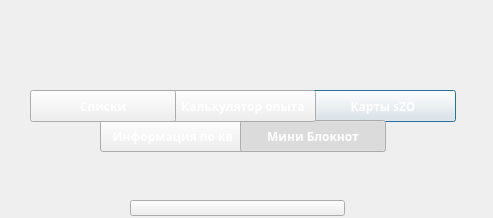
Before: the Qt Designer form InfoCO/infoco.ui in frostzhenya/InfoCO, drawn with Qt 5.
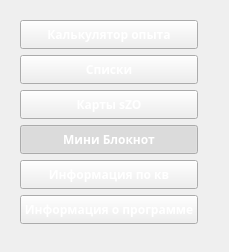
After: the same form once the commit is applied. Icons and pictures are not drawn.

Patch:
```diff
--- a/InfoCO/infoco.ui
+++ b/InfoCO/infoco.ui
@@ -5,24 +5,33 @@
   <property name="windowModality">
    <enum>Qt::NonModal</enum>
   </property>
+  <property name="enabled">
+   <bool>true</bool>
+  </property>
   <property name="geometry">
    <rect>
     <x>0</x>
     <y>0</y>
-    <width>493</width>
-    <height>218</height>
+    <width>229</width>
+    <height>252</height>
    </rect>
   </property>
+  <property name="sizePolicy">
+   <sizepolicy hsizetype="Preferred" vsizetype="Preferred">
+    <horstretch>0</horstretch>
+    <verstretch>0</verstretch>
+   </sizepolicy>
+  </property>
   <property name="minimumSize">
    <size>
-    <width>1</width>
-    <height>1</height>
+    <width>229</width>
+    <height>252</height>
    </size>
   </property>
   <property name="maximumSize">
    <size>
-    <width>500</width>
-    <height>218</height>
+    <width>229</width>
+    <height>252</height>
    </size>
   </property>
   <property name="palette">
@@ -48,14 +57,276 @@
   <property name="styleSheet">
    <string notr="true">background-image: url(:/img/texture/main_small.png);</string>
   </property>
+  <property name="modal">
+   <bool>true</bool>
+  </property>
+  <widget class="QPushButton" name="ButtonEditQuest">
+   <property name="geometry">
+    <rect>
+     <x>0</x>
+     <y>0</y>
+     <width>1</width>
+     <height>1</height>
+    </rect>
+   </property>
+   <property name="minimumSize">
+    <size>
+     <width>1</width>
+     <height>1</height>
+    </size>
+   </property>
+   <property name="maximumSize">
+    <size>
+     <width>1</width>
+     <height>1</height>
+    </size>
+   </property>
+   <property name="styleSheet">
+    <string notr="true">background-image: url(:/img/texture/texture.png);
+border-image: url(:/img/texture/texture.png);</string>
+   </property>
+   <property name="text">
+    <string/>
+   </property>
+   <property name="shortcut">
+    <string>F1</string>
+   </property>
+  </widget>
+  <widget class="QWidget" name="verticalLayoutWidget">
+   <property name="geometry">
+    <rect>
+     <x>20</x>
+     <y>20</y>
+     <width>180</width>
+     <height>206</height>
+    </rect>
+   </property>
+   <layout class="QVBoxLayout" name="verticalLayout">
+    <item>
+     <widget class="QPushButton" name="ButtonCalc">
+      <property name="minimumSize">
+       <size>
+        <width>178</width>
+        <height>29</height>
+       </size>
+      </property>
+      <property name="maximumSize">
+       <size>
+        <width>178</width>
+        <height>29</height>
+       </size>
+      </property>
+      <property name="palette">
+       <palette>
+        <active>
+         <colorrole role="Text">
+          <brush brushstyle="SolidPattern">
+           <color alpha="255">
+            <red>0</red>
+            <green>0</green>
+            <blue>0</blue>
+           </color>
+          </brush>
+         </colorrole>
+         <colorrole role="ButtonText">
+          <brush brushstyle="SolidPattern">
+           <color alpha="255">
+            <red>214</red>
+            <green>183</green>
+            <blue>67</blue>
+           </color>
+          </brush>
+         </colorrole>
+        </active>
+        <inactive>
+         <colorrole role="Text">
+          <brush brushstyle="SolidPattern">
+           <color alpha="255">
+            <red>0</red>
+            <green>0</green>
+            <blue>0</blue>
+           </color>
+          </brush>
+         </colorrole>
+         <colorrole role="ButtonText">
+          <brush brushstyle="SolidPattern">
+           <color alpha="255">
+            <red>255</red>
+            <green>255</green>
+            <blue>255</blue>
+           </color>
+          </brush>
+         </colorrole>
+        </inactive>
+        <disabled>
+         <colorrole role="Text">
+          <brush brushstyle="SolidPattern">
+           <color alpha="255">
+            <red>120</red>
+            <green>120</green>
+            <blue>120</blue>
+           </color>
+          </brush>
+         </colorrole>
+         <colorrole role="ButtonText">
+          <brush brushstyle="SolidPattern">
+           <color alpha="255">
+            <red>120</red>
+            <green>120</green>
+            <blue>120</blue>
+           </color>
+          </brush>
+         </colorrole>
+        </disabled>
+       </palette>
+      </property>
+      <property name="font">
+       <font>
+        <family>Segoe Print</family>
+        <pointsize>9</pointsize>
+        <weight>75</weight>
+        <italic>false</italic>
+        <bold>true</bold>
+       </font>
+      </property>
+      <property name="cursor">
+       <cursorShape>PointingHandCursor</cursorShape>
+      </property>
+      <property name="mouseTracking">
+       <bool>true</bool>
+      </property>
+      <property name="focusPolicy">
+       <enum>Qt::ClickFocus</enum>
+      </property>
+      <property name="styleSheet">
+       <string notr="true">background-image: url(:/img/texture/defaultBtnLarge.tga);
+border-image: url(:/img/texture/texture.png);
+</string>
+      </property>
+      <property name="text">
+       <string>Калькулятор опыта</string>
+      </property>
+      <property name="flat">
+       <bool>false</bool>
+      </property>
+     </widget>
+    </item>
+    <item>
+     <widget class="QPushButton" name="ButtonList">
+      <property name="minimumSize">
+       <size>
+        <width>178</width>
+        <height>29</height>
+       </size>
+      </property>
+      <property name="maximumSize">
+       <size>
+        <width>178</width>
+        <height>29</height>
+       </size>
+      </property>
+      <property name="palette">
+       <palette>
+        <active>
+         <colorrole role="Text">
+          <brush brushstyle="SolidPattern">
+           <color alpha="255">
+            <red>0</red>
+            <green>0</green>
+            <blue>0</blue>
+           </color>
+          </brush>
+         </colorrole>
+         <colorrole role="ButtonText">
+          <brush brushstyle="SolidPattern">
+           <color alpha="255">
+            <red>214</red>
+            <green>183</green>
+            <blue>67</blue>
+           </color>
+          </brush>
+         </colorrole>
+        </active>
+        <inactive>
+         <colorrole role="Text">
+          <brush brushstyle="SolidPattern">
+           <color alpha="255">
+            <red>0</red>
+            <green>0</green>
+            <blue>0</blue>
+           </color>
+          </brush>
+         </colorrole>
+         <colorrole role="ButtonText">
+          <brush brushstyle="SolidPattern">
+           <color alpha="255">
+            <red>255</red>
+            <green>255</green>
+            <blue>255</blue>
+           </color>
+          </brush>
+         </colorrole>
+        </inactive>
+        <disabled>
+         <colorrole role="Text">
+          <brush brushstyle="SolidPattern">
+           <color alpha="255">
+            <red>120</red>
+            <green>120</green>
+            <blue>120</blue>
+           </color>
+          </brush>
+         </colorrole>
+         <colorrole role="ButtonText">
+          <brush brushstyle="SolidPattern">
+           <color alpha="255">
+            <red>120</red>
+            <green>120</green>
+            <blue>120</blue>
+           </color>
+          </brush>
+         </colorrole>
+        </disabled>
+       </palette>
+      </property>
+      <property name="font">
+       <font>
+        <family>Segoe Print</family>
+        <pointsize>9</pointsize>
+        <weight>75</weight>
+        <italic>false</italic>
+        <bold>true</bold>
+       </font>
+      </property>
+      <property name="cursor">
+       <cursorShape>PointingHandCursor</cursorShape>
+      </property>
+      <property name="toolTip">
+       <string>&lt;html&gt;&lt;head/&gt;&lt;body&gt;&lt;p&gt;&lt;br/&gt;&lt;/p&gt;&lt;/body&gt;&lt;/html&gt;</string>
+      </property>
+      <property name="styleSheet">
+       <string notr="true">background-image: url(:/img/texture/defaultBtnLarge.tga);
+border-image: url(:/img/texture/texture.png);
+</string>
+      </property>
+      <property name="text">
+       <string>Списки</string>
+      </property>
+     </widget>
+    </item>
+    <item>
   <widget class="QPushButton" name="ButtonMaps">
-   <property name="geometry">
-    <rect>
-     <x>310</x>
-     <y>90</y>
-     <width>146</width>
-     <height>32</height>
-    </rect>
+      <property name="minimumSize">
+       <size>
+        <width>178</width>
+        <height>29</height>
+       </size>
+      </property>
+      <property name="maximumSize">
+       <size>
+        <width>178</width>
+        <height>29</height>
+       </size>
    </property>
    <property name="palette">
     <palette>
@@ -141,107 +412,20 @@
     <string>Карты sZO</string>
    </property>
   </widget>
-  <widget class="QPushButton" name="ButtonQuest">
-   <property name="geometry">
-    <rect>
-     <x>100</x>
-     <y>120</y>
-     <width>146</width>
-     <height>32</height>
-    </rect>
-   </property>
-   <property name="palette">
-    <palette>
-     <active>
-      <colorrole role="Text">
-       <brush brushstyle="SolidPattern">
-        <color alpha="255">
-         <red>0</red>
-         <green>0</green>
-         <blue>0</blue>
-        </color>
-       </brush>
-      </colorrole>
-      <colorrole role="ButtonText">
-       <brush brushstyle="SolidPattern">
-        <color alpha="255">
-         <red>214</red>
-         <green>183</green>
-         <blue>67</blue>
-        </color>
-       </brush>
-      </colorrole>
-     </active>
-     <inactive>
-      <colorrole role="Text">
-       <brush brushstyle="SolidPattern">
-        <color alpha="255">
-         <red>0</red>
-         <green>0</green>
-         <blue>0</blue>
-        </color>
-       </brush>
-      </colorrole>
-      <colorrole role="ButtonText">
-       <brush brushstyle="SolidPattern">
-        <color alpha="255">
-         <red>255</red>
-         <green>255</green>
-         <blue>255</blue>
-        </color>
-       </brush>
-      </colorrole>
-     </inactive>
-     <disabled>
-      <colorrole role="Text">
-       <brush brushstyle="SolidPattern">
-        <color alpha="255">
-         <red>120</red>
-         <green>120</green>
-         <blue>120</blue>
-        </color>
-       </brush>
-      </colorrole>
-      <colorrole role="ButtonText">
-       <brush brushstyle="SolidPattern">
-        <color alpha="255">
-         <red>120</red>
-         <green>120</green>
-         <blue>120</blue>
-        </color>
-       </brush>
-      </colorrole>
-     </disabled>
-    </palette>
-   </property>
-   <property name="font">
-    <font>
-     <family>Segoe Print</family>
-     <pointsize>9</pointsize>
-     <weight>75</weight>
-     <bold>true</bold>
-    </font>
-   </property>
-   <property name="cursor">
-    <cursorShape>PointingHandCursor</cursorShape>
-   </property>
-   <property name="styleSheet">
-    <string notr="true">background-image: url(:/img/texture/buttom_main.png);
-border-image: url(:/img/texture/texture.png);
-</string>
-   </property>
-   <property name="text">
-    <string>Информация по кв</string>
-   </property>
-  </widget>
+    </item>
+    <item>
   <widget class="QPushButton" name="ButtonBloc">
-   <property name="geometry">
-    <rect>
-     <x>240</x>
-     <y>120</y>
-     <width>146</width>
-     <height>32</height>
-    </rect>
+      <property name="minimumSize">
+       <size>
+        <width>178</width>
+        <height>29</height>
+       </size>
+      </property>
+      <property name="maximumSize">
+       <size>
+        <width>178</width>
+        <height>29</height>
+       </size>
    </property>
    <property name="palette">
     <palette>
@@ -336,14 +520,20 @@
     <bool>false</bool>
    </property>
   </widget>
-  <widget class="QPushButton" name="ButtonCalc">
-   <property name="geometry">
-    <rect>
-     <x>170</x>
-     <y>90</y>
-     <width>146</width>
-     <height>32</height>
-    </rect>
+    </item>
+    <item>
+     <widget class="QPushButton" name="ButtonQuest">
+      <property name="minimumSize">
+       <size>
+        <width>178</width>
+        <height>29</height>
+       </size>
+      </property>
+      <property name="maximumSize">
+       <size>
+        <width>178</width>
+        <height>29</height>
+       </size>
    </property>
    <property name="palette">
     <palette>
@@ -414,7 +604,6 @@
      <family>Segoe Print</family>
      <pointsize>9</pointsize>
      <weight>75</weight>
-     <italic>false</italic>
      <bold>true</bold>
     </font>
    </property>
@@ -427,56 +616,27 @@
 </string>
    </property>
    <property name="text">
-    <string>Калькулятор опыта</string>
-   </property>
-  </widget>
+       <string>Информация по кв</string>
+      </property>
+     </widget>
+    </item>
+    <item>
   <widget class="QPushButton" name="ButtonInfo">
-   <property name="geometry">
-    <rect>
-     <x>130</x>
-     <y>200</y>
-     <width>215</width>
-     <height>16</height>
-    </rect>
-   </property>
-   <property name="font">
-    <font>
-     <weight>50</weight>
-     <bold>false</bold>
-    </font>
-   </property>
-   <property name="cursor">
-    <cursorShape>PointingHandCursor</cursorShape>
-   </property>
-   <property name="styleSheet">
-    <string notr="true">background-image: url(:/img/texture/buttom_info.png);
-border-image: url(:/img/texture/texture.png);</string>
-   </property>
-   <property name="text">
-    <string/>
-   </property>
-  </widget>
-  <widget class="QPushButton" name="ButtonList">
-   <property name="geometry">
-    <rect>
-     <x>30</x>
-     <y>90</y>
-     <width>146</width>
-     <height>32</height>
-    </rect>
+      <property name="minimumSize">
+       <size>
+        <width>178</width>
+        <height>29</height>
+       </size>
+      </property>
+      <property name="maximumSize">
+       <size>
+        <width>178</width>
+        <height>29</height>
+       </size>
    </property>
    <property name="palette">
     <palette>
      <active>
-      <colorrole role="Text">
-       <brush brushstyle="SolidPattern">
-        <color alpha="255">
-         <red>0</red>
-         <green>0</green>
-         <blue>0</blue>
-        </color>
-       </brush>
-      </colorrole>
       <colorrole role="ButtonText">
        <brush brushstyle="SolidPattern">
         <color alpha="255">
@@ -488,15 +648,6 @@
       </colorrole>
      </active>
      <inactive>
-      <colorrole role="Text">
-       <brush brushstyle="SolidPattern">
-        <color alpha="255">
-         <red>0</red>
-         <green>0</green>
-         <blue>0</blue>
-        </color>
-       </brush>
-      </colorrole>
       <colorrole role="ButtonText">
        <brush brushstyle="SolidPattern">
         <color alpha="255">
@@ -508,15 +659,6 @@
       </colorrole>
      </inactive>
      <disabled>
-      <colorrole role="Text">
-       <brush brushstyle="SolidPattern">
-        <color alpha="255">
-         <red>120</red>
-         <green>120</green>
-         <blue>120</blue>
-        </color>
-       </brush>
-      </colorrole>
       <colorrole role="ButtonText">
        <brush brushstyle="SolidPattern">
         <color alpha="255">
@@ -534,7 +676,6 @@
      <family>Segoe Print</family>
      <pointsize>9</pointsize>
      <weight>75</weight>
-     <italic>false</italic>
      <bold>true</bold>
     </font>
    </property>
@@ -545,45 +686,15 @@
     <string>&lt;html&gt;&lt;head/&gt;&lt;body&gt;&lt;p&gt;&lt;br/&gt;&lt;/p&gt;&lt;/body&gt;&lt;/html&gt;</string>
    </property>
    <property name="styleSheet">
-    <string notr="true">background-image: url(:/img/texture/buttom_main.png);
-border-image: url(:/img/texture/texture.png);
-</string>
-   </property>
-   <property name="text">
-    <string>Списки</string>
-   </property>
-  </widget>
-  <widget class="QPushButton" name="ButtonEditQuest">
-   <property name="geometry">
-    <rect>
-     <x>0</x>
-     <y>0</y>
-     <width>1</width>
-     <height>1</height>
-    </rect>
-   </property>
-   <property name="minimumSize">
-    <size>
-     <width>1</width>
-     <height>1</height>
-    </size>
-   </property>
-   <property name="maximumSize">
-    <size>
-     <width>1</width>
-     <height>1</height>
-    </size>
-   </property>
-   <property name="styleSheet">
-    <string notr="true">background-image: url(:/img/texture/texture.png);
+       <string notr="true">background-image: url(:/img/texture/defaultBtnLarge.tga);
 border-image: url(:/img/texture/texture.png);</string>
    </property>
    <property name="text">
-    <string/>
-   </property>
-   <property name="shortcut">
-    <string>F1</string>
-   </property>
+       <string>Информация о программе</string>
+      </property>
+     </widget>
+    </item>
+   </layout>
   </widget>
  </widget>
  <resources>
```
Left out of the diff: 13 changed lines with no effect on the pictures. Lines whose indentation alone changed are shown as unchanged.
